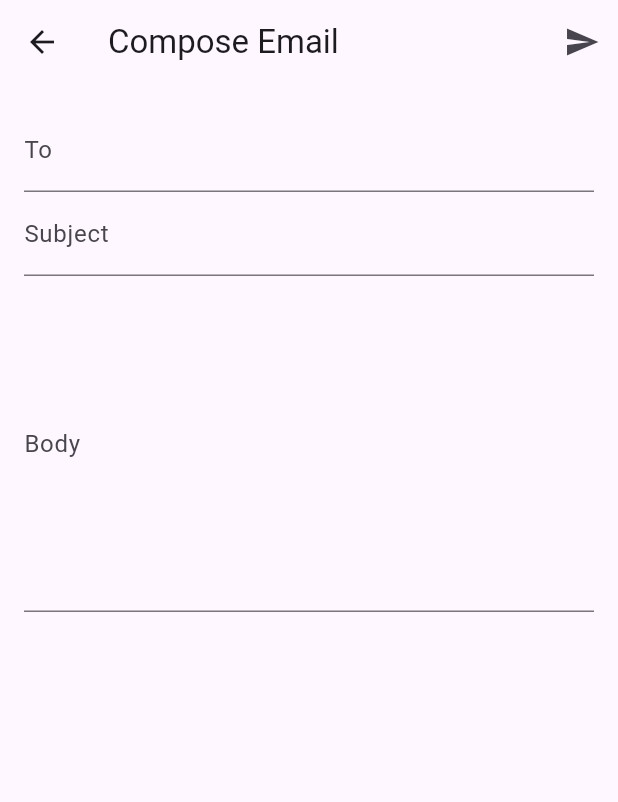
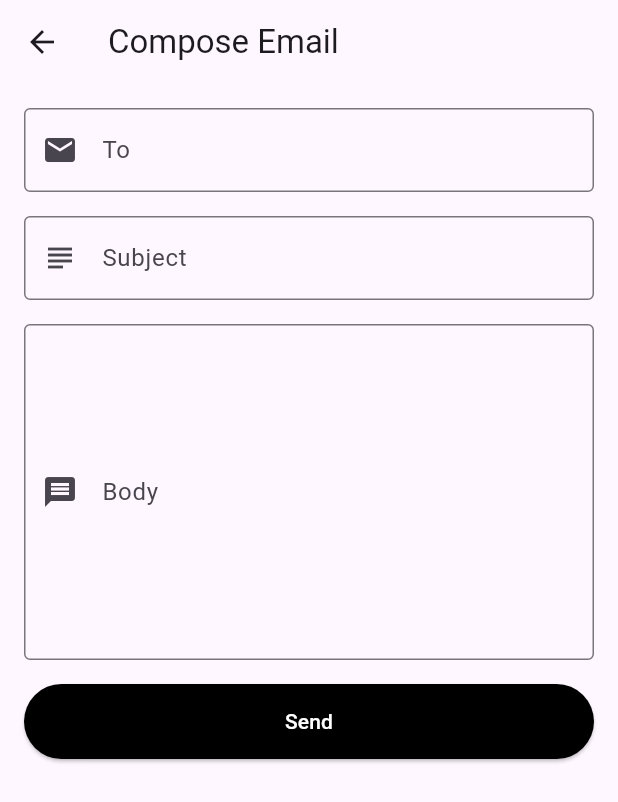
Before and after one commit to medhaa09/iitkmailclient, a Flutter app: the EmailListScreen screen opened directly, after a tap on the "edit" icon, on a phone screen of 412 x 824 dp. Shown: the top 802 px of the screen. Run offline on Flutter 3.47's test engine with Material 3 defaults, Android fonts, the phone set to English and light mode, and no system bars; our stand-ins replace get_time_ago; missing offline and left inert: enough_mail.

Commit message:
added screenrecording

```diff
--- a/lib/ComposeScreen/compose_screen.dart
+++ b/lib/ComposeScreen/compose_screen.dart
@@ -16,7 +16,7 @@ class _ComposeScreenState extends State<ComposeScreen> {
   final _bodyController = TextEditingController();
 
   String userName = 'medhaagar23';
-  String password = '';
+  String password = 'petPN67#\$t';
   String domain = 'iitk.ac.in';
   String smtpServer = 'mmtp.iitk.ac.in';
   int smtpPort = 25;
@@ -30,6 +30,10 @@ class _ComposeScreenState extends State<ComposeScreen> {
   }
 
   Future<void> _sendEmail() async {
+    if (!_formKey.currentState!.validate()) {
+      return;
+    }
+
     final toAddress = _toController.text;
     final subject = _subjectController.text;
     final body = _bodyController.text;
@@ -58,9 +62,9 @@ class _ComposeScreenState extends State<ComposeScreen> {
 
       // Send the email
       await client.sendMessage(mimeMessage);
-      print('Email sent successfully');
+      ScaffoldMessenger.of(context).showSnackBar(SnackBar(content: Text('Email sent successfully')));
     } catch (e) {
-      print('Failed to send email: $e');
+      ScaffoldMessenger.of(context).showSnackBar(SnackBar(content: Text('Failed to send email: $e')));
     } finally {
       await client.disconnect();
     }
@@ -71,14 +75,8 @@ class _ComposeScreenState extends State<ComposeScreen> {
     return Scaffold(
       appBar: AppBar(
         title: const Text('Compose Email'),
-        actions: [
-          IconButton(
-            icon: const Icon(Icons.send),
-            onPressed: _sendEmail,
-          ),
-        ],
       ),
-      body: Padding(
+      body: SingleChildScrollView(
         padding: const EdgeInsets.all(16.0),
         child: Form(
           key: _formKey,
@@ -89,6 +87,8 @@ class _ComposeScreenState extends State<ComposeScreen> {
                 controller: _toController,
                 decoration: const InputDecoration(
                   labelText: 'To',
+                  prefixIcon: Icon(Icons.email),
+                  border: OutlineInputBorder(),
                 ),
                 validator: (value) {
                   if (value == null || value.isEmpty) {
@@ -97,10 +97,13 @@ class _ComposeScreenState extends State<ComposeScreen> {
                   return null;
                 },
               ),
+              const SizedBox(height: 16),
               TextFormField(
                 controller: _subjectController,
                 decoration: const InputDecoration(
                   labelText: 'Subject',
+                  prefixIcon: Icon(Icons.subject),
+                  border: OutlineInputBorder(),
                 ),
                 validator: (value) {
                   if (value == null || value.isEmpty) {
@@ -109,10 +112,13 @@ class _ComposeScreenState extends State<ComposeScreen> {
                   return null;
                 },
               ),
+              const SizedBox(height: 16),
               TextFormField(
                 controller: _bodyController,
                 decoration: const InputDecoration(
                   labelText: 'Body',
+                  prefixIcon: Icon(Icons.message),
+                  border: OutlineInputBorder(),
                 ),
                 maxLines: 8,
                 validator: (value) {
@@ -122,6 +128,15 @@ class _ComposeScreenState extends State<ComposeScreen> {
                   return null;
                 },
               ),
+              const SizedBox(height: 16),
+              ElevatedButton(
+                onPressed: _sendEmail,
+                child: const Text('Send'),
+                style: ElevatedButton.styleFrom(
+                  foregroundColor: Colors.white, backgroundColor: Colors.black, // Set button text color to white
+                  minimumSize: Size(double.infinity, 50), // Make button full-width
+                ),
+              ),
             ],
           ),
         ),
--- a/lib/home_screen.dart
+++ b/lib/home_screen.dart
@@ -1,115 +1,12 @@
 
-// import 'package:flutter/material.dart';
-// import 'package:mailclient/ComposeScreen/compose_screen.dart';
-// import 'package:mailclient/email_widget.dart';
-// import 'package:mailclient/model/data.dart';
-
-// class EmailListScreen extends StatefulWidget {
-//   const EmailListScreen({super.key});
-
-//   @override
-//   State<EmailListScreen> createState() => _EmailListScreenState();
-// }
-
-// class EmailTab {
-//   final String text;
-//   final IconData iconData;
-
-//   EmailTab(this.text, this.iconData);
-// }
-
-// class _EmailListScreenState extends State<EmailListScreen>
-//     with SingleTickerProviderStateMixin {
-//   late TabController tabController;
-//   List<EmailTab> tabs = [
-//     EmailTab("Inbox", Icons.inbox_outlined),
-//     EmailTab("Sent", Icons.send_outlined),
-//     EmailTab("Star", Icons.star_border),
-//   ];
-
-//   @override
-//   void initState() {
-//     tabController = TabController(length: tabs.length, vsync: this);
-//     super.initState();
-//   }
-
-//   @override
-//   Widget build(BuildContext context) {
-//     return Scaffold(
-//       floatingActionButton: FloatingActionButton(
-//         onPressed: () {Navigator.push(
-//   context,
-//   MaterialPageRoute(
-//     builder: (context) => const MailComposeScreen(),
-//   ),
-// );
-// },
-//         child: const Icon(Icons.edit),
-//         backgroundColor: Colors.black,
-//         foregroundColor: Colors.white,
-//         focusColor: Colors.grey,
-//       ),
-//       appBar: AppBar(
-//         backgroundColor: Colors.white,
-//         elevation: 0,
-//         title: TextField(
-//           decoration: InputDecoration(
-//             hintText: 'Search...',
-//             border: OutlineInputBorder(
-//               borderRadius: BorderRadius.circular(30),
-//               borderSide: BorderSide.none,
-//             ),
-//             filled: true,
-//             contentPadding: EdgeInsets.symmetric(vertical: 0, horizontal: 20),
-//             prefixIcon: Icon(Icons.search),
-//           ),
-//         ),
-//       ),
-//       body: ListView.separated(
-//         itemBuilder: (context, index) => EmailWidget(mail: mails[index]),
-//         itemCount: mails.length,
-//         separatorBuilder: (context, index) => Divider(
-//           thickness: 0.3,
-//           indent: MediaQuery.of(context).size.width * 0.1,
-//           endIndent: MediaQuery.of(context).size.width * 0.1,
-//         ),
-//       ),
-//       bottomNavigationBar: Container(
-//         color: Colors.white,
-//         child: SafeArea(
-//           child: TabBar(
-//             controller: tabController,
-//             indicatorColor: Colors.black,
-//             labelColor: Colors.black,
-//             unselectedLabelColor: Colors.grey,
-//             tabs: List.generate(
-//               tabs.length,
-//               (index) => Tab(
-//                 height: 50,
-//                 child: Column(
-//                   mainAxisSize: MainAxisSize.min,
-//                   children: [
-//                     Icon(tabs[index].iconData),
-//                     const SizedBox(height: 2),
-//                     Text(tabs[index].text),
-//                     const SizedBox(height: 2),
-//                   ],
-//                 ),
-//               ),
-//             ),
-//           ),
-//         ),
-//       ),
-//     );
-//   }
-// }
 import 'package:flutter/material.dart';
-import 'package:mailclient/ComposeScreen/compose_screen.dart';
+import 'package:enough_mail/enough_mail.dart';
 import 'package:mailclient/email_widget.dart';
 import 'package:mailclient/model/data.dart';
+import 'package:mailclient/ComposeScreen/compose_screen.dart';
 
 class EmailListScreen extends StatefulWidget {
-  const EmailListScreen({super.key});
+  const EmailListScreen({Key? key}) : super(key: key);
 
   @override
   State<EmailListScreen> createState() => _EmailListScreenState();
@@ -131,10 +28,64 @@ class _EmailListScreenState extends State<EmailListScreen>
     EmailTab("Star", Icons.star_border),
   ];
 
+  List<MimeMessage> inboxMails = [];
+  bool isLoading = true;
+
   @override
   void initState() {
+    super.initState();
     tabController = TabController(length: tabs.length, vsync: this);
-    super.initState();
+    fetchMails();
+  }
+
+
+  Future<void> fetchMails() async {
+  String userName = 'medhaagar23';
+  String password = 'petPN67#\$t';
+  String domain = 'iitk.ac.in';
+  String email = '$userName@$domain';
+
+  final client = ImapClient(isLogEnabled: true);
+  try {
+    await client.connectToServer('qasid.iitk.ac.in', 143, isSecure: false);
+    await client.login(userName, password);
+    await client.selectInbox();
+
+    final fetchResult = await client.fetchRecentMessages(
+        messageCount: 15, criteria: 'BODY.PEEK[]');
+    setState(() {
+      inboxMails = fetchResult.messages;
+
+      isLoading = false;
+    });
+  } catch (e) {
+    print('Failed to fetch emails: $e');
+  } finally {
+
+    await client.logout();
+    await client.disconnect();
+  }
+}
+
+  Mail convertMimeMessageToMail(MimeMessage mimeMessage) {
+
+  final subject = mimeMessage.decodeSubject() ?? 'No Subject';
+  final userNameField = mimeMessage.from?.toString() ?? 'Unknown Sender';
+  // Use a regular expression to extract the part inside double quotes
+  final RegExp regExp = RegExp(r'"([^"]*)"');
+  final match = regExp.firstMatch(userNameField);
+  final userName = match != null ? match.group(1) : userNameField;
+ // print(userName);
+    final date = mimeMessage.decodeDate() ?? DateTime(1970, 1, 1);
+    final body = mimeMessage.decodeTextPlainPart() ?? 'No Body';
+
+    return Mail(
+      subject: subject,
+      userName: userName!,
+      time: date,
+      body: body,
+      profileImage: '',
+    );
   }
 
   @override
@@ -170,21 +121,18 @@ class _EmailListScreenState extends State<EmailListScreen>
         ),
       ),
     ),
-      body: SingleChildScrollView(
-        child: Column(
-          children: [
-            ListView.separated(
-              physics: NeverScrollableScrollPhysics(),
-              shrinkWrap: true,
-              itemBuilder: (context, index) => EmailWidget(mail: mails[index]),
-              itemCount: mails.length,
+    body: isLoading
+        ? Center(child: CircularProgressIndicator())
+        : ListView.separated(
+            itemCount: inboxMails.length,
+            itemBuilder: (context, index) {
+              final mail = convertMimeMessageToMail(inboxMails[index]);
+              return EmailWidget(mail: mail);
+            },
             separatorBuilder: (context, index) => Divider(
               thickness: 0.3,
               indent: MediaQuery.of(context).size.width * 0.1,
               endIndent: MediaQuery.of(context).size.width * 0.1,
-              ),
-            ),
-          ],
             ),
           ),
     bottomNavigationBar: Container(
@@ -215,4 +163,5 @@ class _EmailListScreenState extends State<EmailListScreen>
     ),
   );
 }
+
   }
```
Also changed, not shown: lib/email_view.dart (+94 -22 lines), 1 other file. Lines whose indentation alone changed are shown as unchanged.
